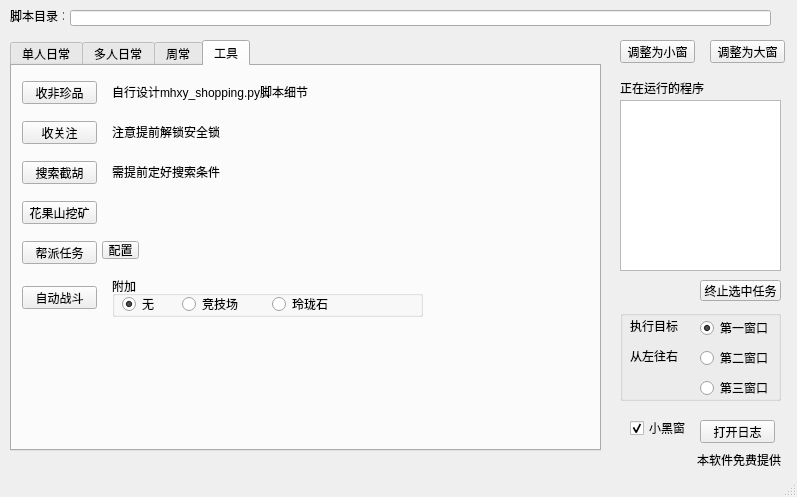
First picture: the form in ui/win/script.ui, repository misakamikodo/mhxy_script, before the edit.
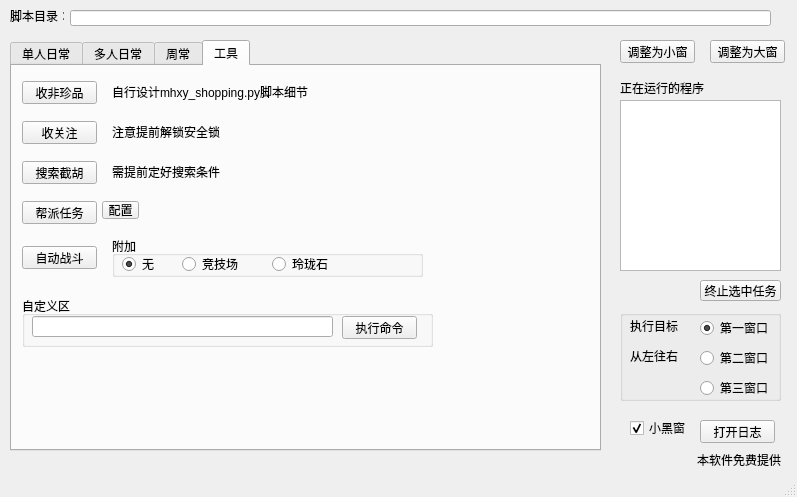
Second picture: the form after the edit. The open tabs and pages were chosen to show the change.

Commit message: 删除挖矿、添加自定义区

```diff
--- a/ui/win/script.ui
+++ b/ui/win/script.ui
@@ -711,19 +711,6 @@
        <string>收关注</string>
       </property>
      </widget>
-     <widget class="QPushButton" name="mine_btn">
-      <property name="geometry">
-       <rect>
-        <x>10</x>
-        <y>135</y>
-        <width>75</width>
-        <height>23</height>
-       </rect>
-      </property>
-      <property name="text">
-       <string>花果山挖矿</string>
-      </property>
-     </widget>
      <widget class="QPushButton" name="shopping1_btn">
       <property name="geometry">
        <rect>
@@ -780,7 +767,7 @@
       <property name="geometry">
        <rect>
         <x>10</x>
-        <y>175</y>
+        <y>135</y>
         <width>75</width>
         <height>23</height>
        </rect>
@@ -806,7 +793,7 @@
       <property name="geometry">
        <rect>
         <x>90</x>
-        <y>175</y>
+        <y>135</y>
         <width>37</width>
         <height>18</height>
        </rect>
@@ -819,7 +806,7 @@
       <property name="geometry">
        <rect>
         <x>10</x>
-        <y>220</y>
+        <y>180</y>
         <width>75</width>
         <height>23</height>
        </rect>
@@ -832,7 +819,7 @@
       <property name="geometry">
        <rect>
         <x>100</x>
-        <y>210</y>
+        <y>170</y>
         <width>311</width>
         <height>41</height>
        </rect>
@@ -883,6 +870,45 @@
        </property>
       </widget>
      </widget>
+     <widget class="QGroupBox" name="groupBox_4">
+      <property name="geometry">
+       <rect>
+        <x>10</x>
+        <y>230</y>
+        <width>411</width>
+        <height>51</height>
+       </rect>
+      </property>
+      <property name="title">
+       <string>自定义区</string>
+      </property>
+      <widget class="QLineEdit" name="cusomer_ipt">
+       <property name="geometry">
+        <rect>
+         <x>10</x>
+         <y>20</y>
+         <width>301</width>
+         <height>21</height>
+        </rect>
+       </property>
+       <property name="text">
+        <string/>
+       </property>
+      </widget>
+      <widget class="QPushButton" name="run_customer_btn">
+       <property name="geometry">
+        <rect>
+         <x>320</x>
+         <y>20</y>
+         <width>75</width>
+         <height>23</height>
+        </rect>
+       </property>
+       <property name="text">
+        <string>执行命令</string>
+       </property>
+      </widget>
+     </widget>
     </widget>
    </widget>
    <widget class="QPushButton" name="game_process_small_btn">
```
The commit also changes 4 other files.
